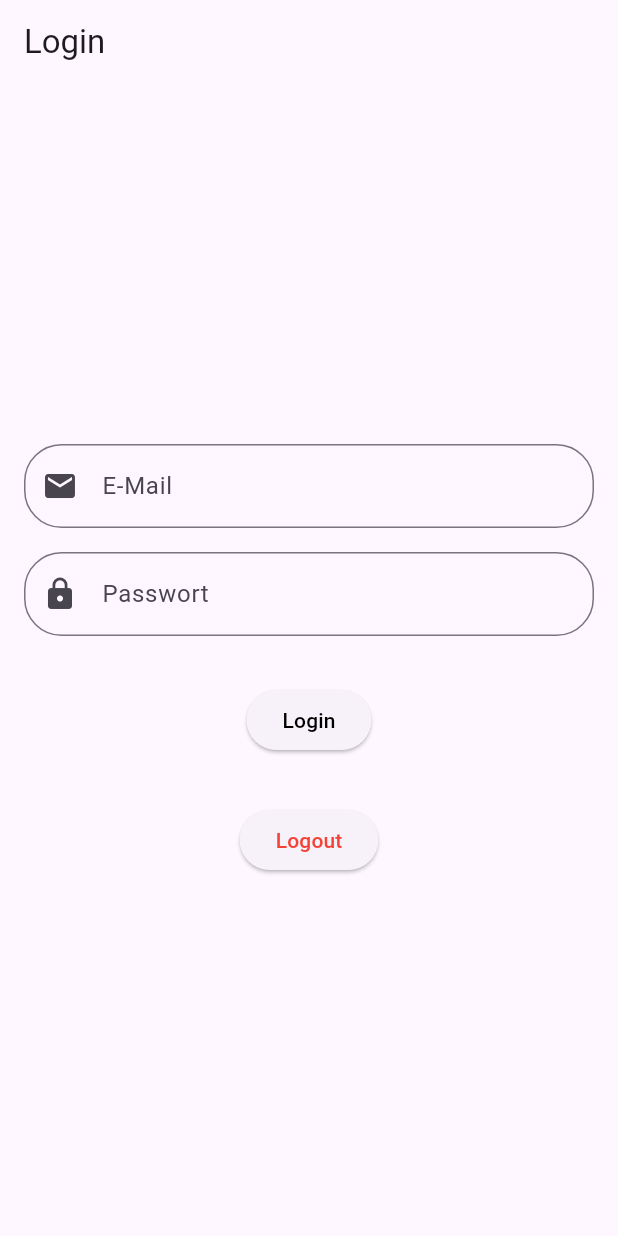
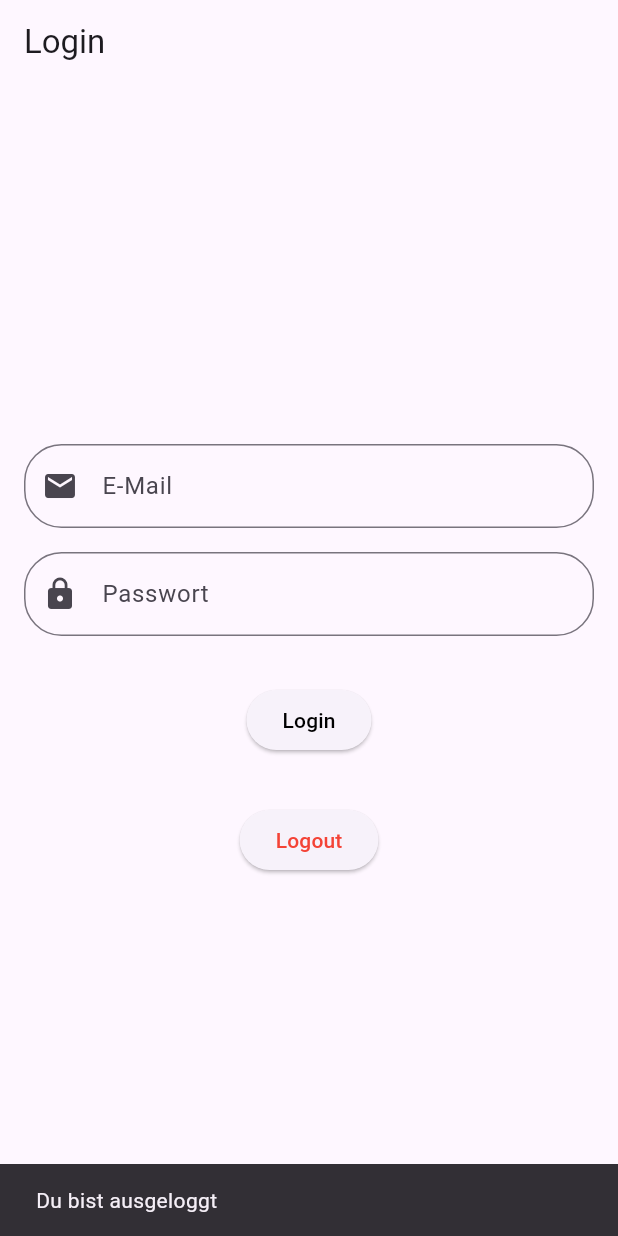
Before and after one commit to Beyz61/ts_613_firebase, a Flutter app: the screen it shows after launch, after a tap on "Logout", on a phone screen of 412 x 824 dp. Run offline on Flutter 3.47's test engine with Material 3 defaults, Android fonts, the light colour scheme and no system bars; our stand-ins replace firebase_auth, firebase_core; accounts and stored records are empty; network calls fail; statements that could not run were skipped.

Commit message:
Added login and logout functionality with Firebase Authentication

```diff
--- a/lib/login_screen.dart
+++ b/lib/login_screen.dart
@@ -1,11 +1,21 @@
+import 'package:firebase_auth/firebase_auth.dart';
 import 'package:flutter/material.dart';
 
-class LoginScreen extends StatelessWidget {
+class LoginScreen extends StatefulWidget {
 
-final TextEditingController email = TextEditingController();
-  final TextEditingController password = TextEditingController();
+  const LoginScreen({super.key});
 
-  LoginScreen({super.key});
+  @override
+  State<LoginScreen> createState() => _LoginScreenState();
+}
+
+class _LoginScreenState extends State<LoginScreen> {
+
+  final TextEditingController emailController = TextEditingController();
+  final TextEditingController passwordController = TextEditingController();
+  final authInstance = FirebaseAuth.instance;
+
+Stream<User?> get onAuthStateChanged => authInstance.authStateChanges();
 
   @override
   Widget build(BuildContext context) {
@@ -19,7 +29,7 @@ final TextEditingController email = TextEditingController();
           mainAxisAlignment: MainAxisAlignment.center,
           children: [
             TextField(
-              controller: email,
+              controller: emailController,
               decoration: InputDecoration(
                 labelText: "E-Mail",
                 border: OutlineInputBorder(borderRadius: BorderRadius.circular(25)),
@@ -29,23 +39,44 @@ final TextEditingController email = TextEditingController();
             ),
             const SizedBox(height: 16),
             TextField(
-              controller: password,
+              controller: passwordController,
               decoration: InputDecoration(
                 labelText: "Passwort",
                 border: OutlineInputBorder(borderRadius: BorderRadius.circular(25)),
-                prefixIcon: const Icon(Icons.lock),
+                prefixIcon:  const Icon(Icons.lock),
               ),
               obscureText: true,
             ),
-            const SizedBox(height: 32),
+             const SizedBox(height: 32),
             ElevatedButton(
-              onPressed: () {},
-              child: const Text("Login", style: TextStyle(color: Colors.black),),
+              onPressed: () async {
+                String email = emailController.text.trim();
+                String password = passwordController.text.trim();
+                try {
+                  await authInstance.signInWithEmailAndPassword(
+                    email: email,
+                    password: password,
+                  );
+                } catch (e) {
+                  ScaffoldMessenger.of(context).showSnackBar(
+                    const SnackBar(content: Text("Du bist eingeloggt")),
+                  );
+                }
+              },
+              child: const Text("Login",
+              style: TextStyle(
+                color: Colors.black),),
             ),
              const SizedBox(height: 32),
             ElevatedButton(
-              onPressed: () {},
-              child: const Text("Logout", style: TextStyle(color: Colors.red),),
+              onPressed: () async {
+                await authInstance.signOut();
+                ScaffoldMessenger.of(context).showSnackBar(
+                  const SnackBar(content: Text("Du bist ausgeloggt")),
+                );
+              },
+              child: const Text("Logout",
+              style: TextStyle(color: Colors.red),),
             ),
           ],
         ),
--- a/lib/main.dart
+++ b/lib/main.dart
@@ -9,7 +9,7 @@ await Firebase.initializeApp(
 options: DefaultFirebaseOptions.currentPlatform,
 
 );
-runApp(MaterialApp(
+runApp(const MaterialApp(
     debugShowCheckedModeBanner: false,
     home: LoginScreen(),
   ));
--- a/pubspec.yaml
+++ b/pubspec.yaml
@@ -10,6 +10,7 @@ dependencies:
   flutter:
     sdk: flutter
   firebase_core: ^3.8.1
+  firebase_auth: ^5.3.4
 
 dev_dependencies:
   flutter_test:
```
Also changed, not shown: pubspec.lock, 4 other files.
